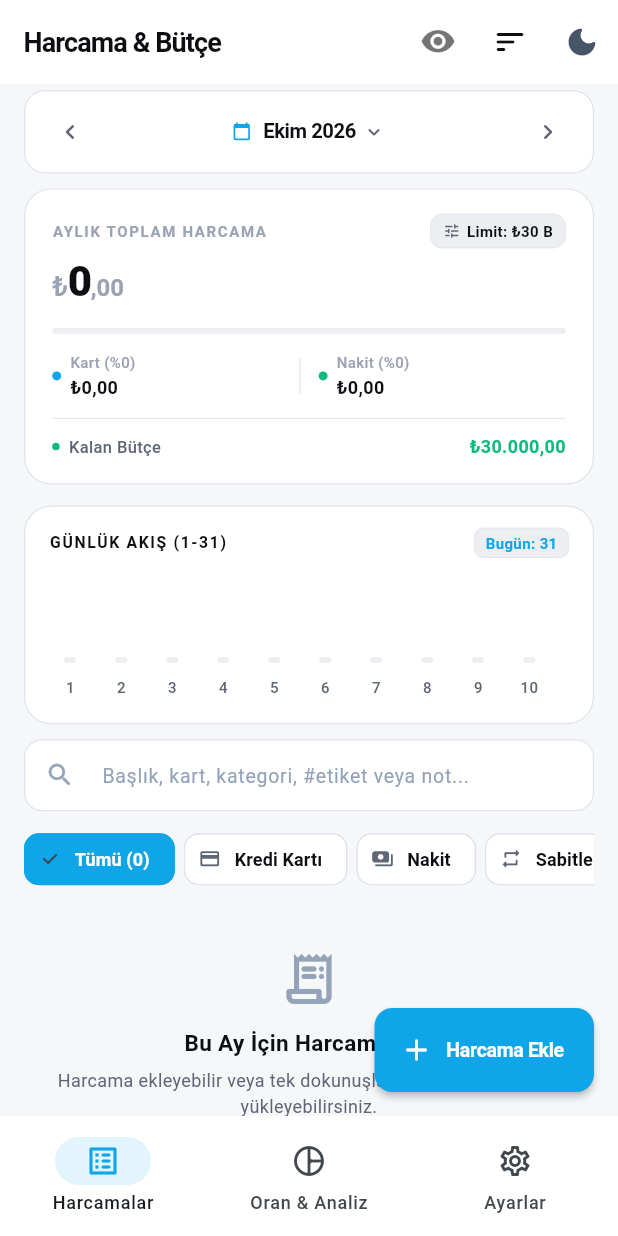
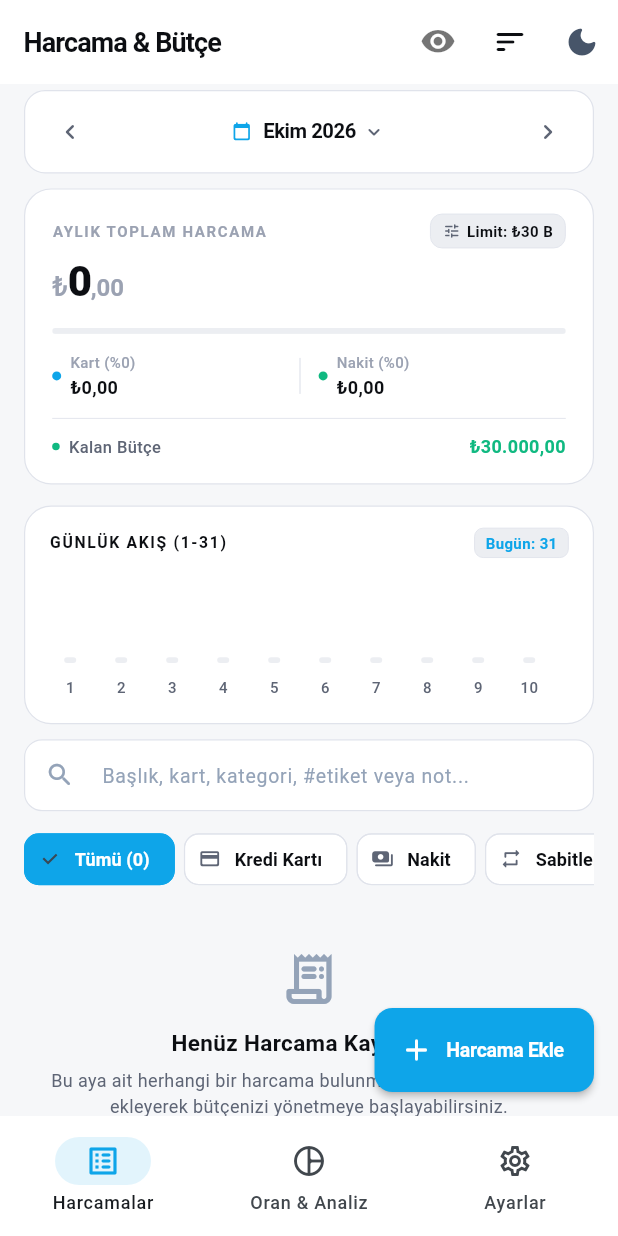
Before and after one commit to Nurettin-Yavuz/hesaptakip, a Flutter app: the screen it shows after launch, after a tap on the "chevron left" icon, on a phone screen of 412 x 824 dp. Run offline on Flutter 3.47's test engine with Material 3 defaults, Android fonts, the phone set to English and light mode, and no system bars; our stand-ins replace fl_chart, shared_preferences.

Commit message:
yayin: Musteri ve son kullanici dagitimi icin test/demo butonlari kaldirildi, uygulama adlandirmalari duzenlendi

```diff
--- a/lib/views/home_screen.dart
+++ b/lib/views/home_screen.dart
@@ -560,7 +560,7 @@ class _HomeScreenState extends State<HomeScreen> {
                               ),
                               const SizedBox(height: 12),
                               Text(
-                                'Bu Ay İçin Harcama Yok',
+                                'Henüz Harcama Kaydı Yok',
                                 style: TextStyle(
                                   fontSize: 15,
                                   fontWeight: FontWeight.w700,
@@ -569,7 +569,7 @@ class _HomeScreenState extends State<HomeScreen> {
                               ),
                               const SizedBox(height: 6),
                               Text(
-                                'Harcama ekleyebilir veya tek dokunuşla hazır demo verilerini yükleyebilirsiniz.',
+                                'Bu aya ait herhangi bir harcama bulunmuyor. Yeni bir harcama ekleyerek bütçenizi yönetmeye başlayabilirsiniz.',
                                 textAlign: TextAlign.center,
                                 style: TextStyle(
                                   fontSize: 12,
@@ -578,9 +578,12 @@ class _HomeScreenState extends State<HomeScreen> {
                               ),
                               const SizedBox(height: 14),
                               ElevatedButton.icon(
-                                onPressed: () => _controller.loadDemoData(),
-                                icon: const Icon(Icons.auto_awesome_rounded, size: 16),
-                                label: const Text('Örnek Demo Verileri Yükle'),
+                                onPressed: () {
+                                  HapticFeedback.lightImpact();
+                                  _openAddExpenseSheet();
+                                },
+                                icon: const Icon(Icons.add_rounded, size: 16),
+                                label: const Text('Harcama Ekle'),
                                 style: ElevatedButton.styleFrom(
                                   backgroundColor: AppColors.primary,
                                   foregroundColor: Colors.white,
--- a/lib/views/settings_view.dart
+++ b/lib/views/settings_view.dart
@@ -288,7 +288,7 @@ class _SettingsViewState extends State<SettingsView> {
 
           const SizedBox(height: 16),
 
-          // 3. Kart: Yedekleme, Dışa Aktarma ve Demo Veri
+          // 3. Kart: Yedekleme ve Dışa Aktarma
           _buildSettingsCard(
             isDark: isDark,
             title: 'Veri & Yedekleme Yönetimi',
@@ -330,22 +330,6 @@ class _SettingsViewState extends State<SettingsView> {
                 subtitle: const Text('Daha önce aldığınız yedeği geri yükleyin', style: TextStyle(fontSize: 11)),
                 trailing: const Icon(Icons.arrow_forward_ios_rounded, size: 14),
                 onTap: () => _showRestoreDialog(context),
-              ),
-              const Divider(height: 16),
-              ListTile(
-                contentPadding: EdgeInsets.zero,
-                leading: const Icon(Icons.auto_awesome_rounded, color: Color(0xFFF59E0B)),
-                title: const Text('Örnek Demo Verileri Yükle', style: TextStyle(fontSize: 13, fontWeight: FontWeight.w700)),
-                subtitle: const Text('Gerçekçi harcamalar, kartlar ve birikim hedefleri ekle', style: TextStyle(fontSize: 11)),
-                trailing: const Icon(Icons.add_task_rounded, size: 16, color: Color(0xFFF59E0B)),
-                onTap: () async {
-                  await widget.controller.loadDemoData();
-                  if (context.mounted) {
-                    ScaffoldMessenger.of(context).showSnackBar(
-                      const SnackBar(content: Text('Örnek demo verileri ve kartlar başarıyla yüklendi!')),
-                    );
-                  }
-                },
               ),
             ],
           ),
```
Also changed, not shown: 2 other files.
